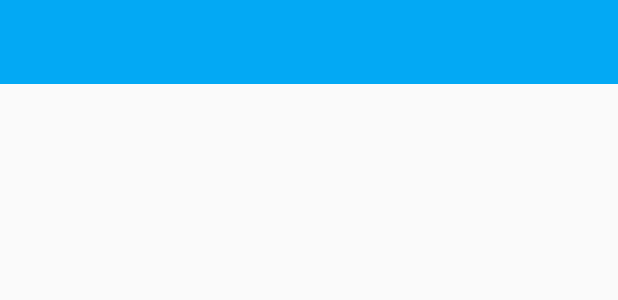
After one commit to dangkevin/RoomEZ-Android, an Android app: the layout app_bar.xml on its own in the app's theme, with its tools: preview values and no code run, on a phone screen of 412 x 824 dp. The commit adds this screen. Shown: the top 300 px of the screen. Run offline under Robolectric (Android 15) with nearby library versions, the phone set to English and light mode, and no system bars.

Commit message:
Working on the toolbar. Decided to change away from using an action bar and utilize the Toolbar

```diff
--- a/RoomEZ/app/src/main/java/com/example/anthonygrisaffi/roomez/Main_Login_Page.java
+++ b/RoomEZ/app/src/main/java/com/example/anthonygrisaffi/roomez/Main_Login_Page.java
@@ -128,7 +128,7 @@ public class Main_Login_Page extends PlusBaseActivity implements LoaderCallbacks
         {
             public void onClick(View v)
             {
-                startActivity(new Intent(Main_Login_Page.this, MainBoard.class));
+                startActivity(new Intent(Main_Login_Page.this, SignUpActivity.class));
             }
         });
 
--- a/RoomEZ/app/src/main/res/layout/activity_group_message.xml
+++ b/RoomEZ/app/src/main/res/layout/activity_group_message.xml
@@ -4,11 +4,9 @@
     android:layout_height="match_parent"
     tools:context="com.example.anthonygrisaffi.roomez.GroupMessage">
 
-     <include android:id="@+id/action_bar"
-        layout="@layout/activity_main_board"/>
+
     <TextView
         android:text="YOU DID IT!!"
-        android:layout_below="@id/action_bar"
         android:layout_width="wrap_content"
         android:layout_height="wrap_content" />
 
--- /dev/null
+++ b/RoomEZ/app/src/main/res/layout/app_bar.xml
@@ -0,0 +1,10 @@
+<?xml version="1.0" encoding="utf-8"?>
+<android.support.v7.widget.Toolbar
+    xmlns:android="http://schemas.android.com/apk/res/android"
+    android:layout_width="match_parent"
+    android:layout_height="wrap_content"
+    android:background="@color/Primary"
+    android:theme="@style/ThemeOverlay.AppCompat.Light"
+    android:popupTheme="@style/ThemeOverlay.AppCompat.Dark">
+
+</android.support.v7.widget.Toolbar>
--- a/RoomEZ/app/src/main/res/values/colors.xml
+++ b/RoomEZ/app/src/main/res/values/colors.xml
@@ -4,5 +4,6 @@
    <color name="white" type="color">#FFFFFF</color>
    <color name="MaterialBlue" type="color">#0099CC</color>
    <color name="MaterialRed"  type="color>">#B71C1C</color>
+   <color name="Primary" type="color">#03A9F4</color>
 
     </resources>
--- a/RoomEZ/app/src/main/res/values/styles.xml
+++ b/RoomEZ/app/src/main/res/values/styles.xml
@@ -1,7 +1,7 @@
 <resources>
 
     <!-- Base application theme. -->
-    <style name="AppTheme" parent="@style/Theme.AppCompat.Light.DarkActionBar">
+    <style name="AppTheme" parent="@style/Theme.AppCompat.Light.NoActionBar">
         <item name = "colorPrimary">#03A9F4</item>
         <item name = "colorPrimaryDark">#03A9F4</item>
         <!-- Customize your theme here. -->
```
Also changed, not shown: RoomEZ/app/src/main/java/com/example/anthonygrisaffi/roomez/MainBoard.java (+1 -8 lines).
